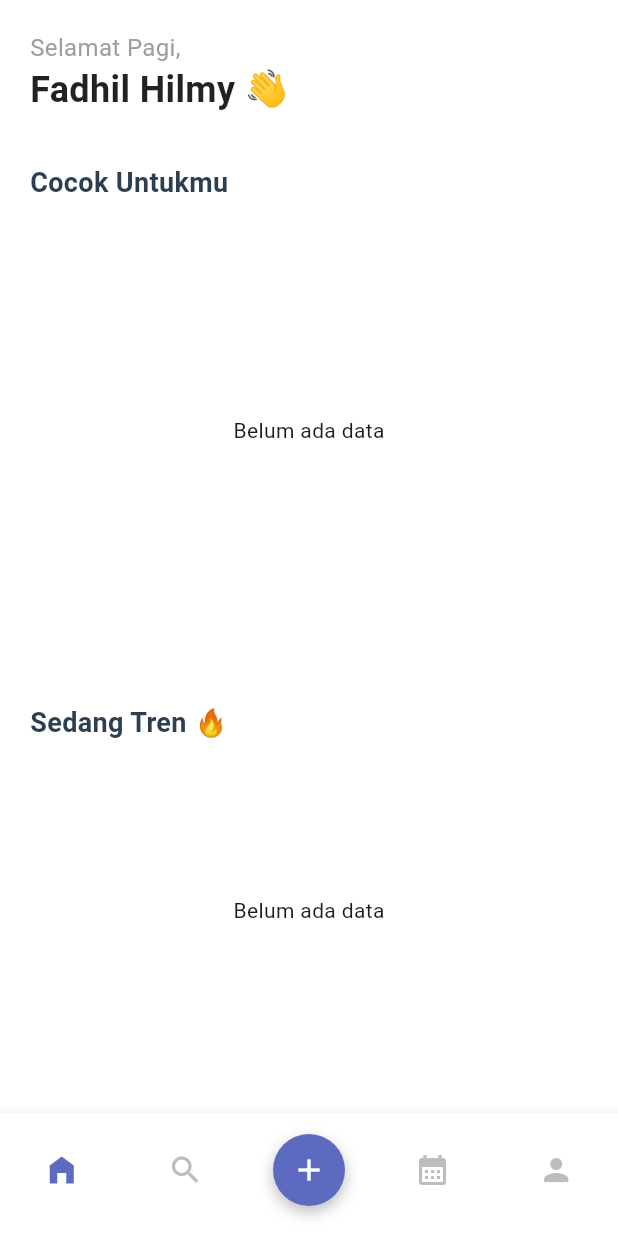
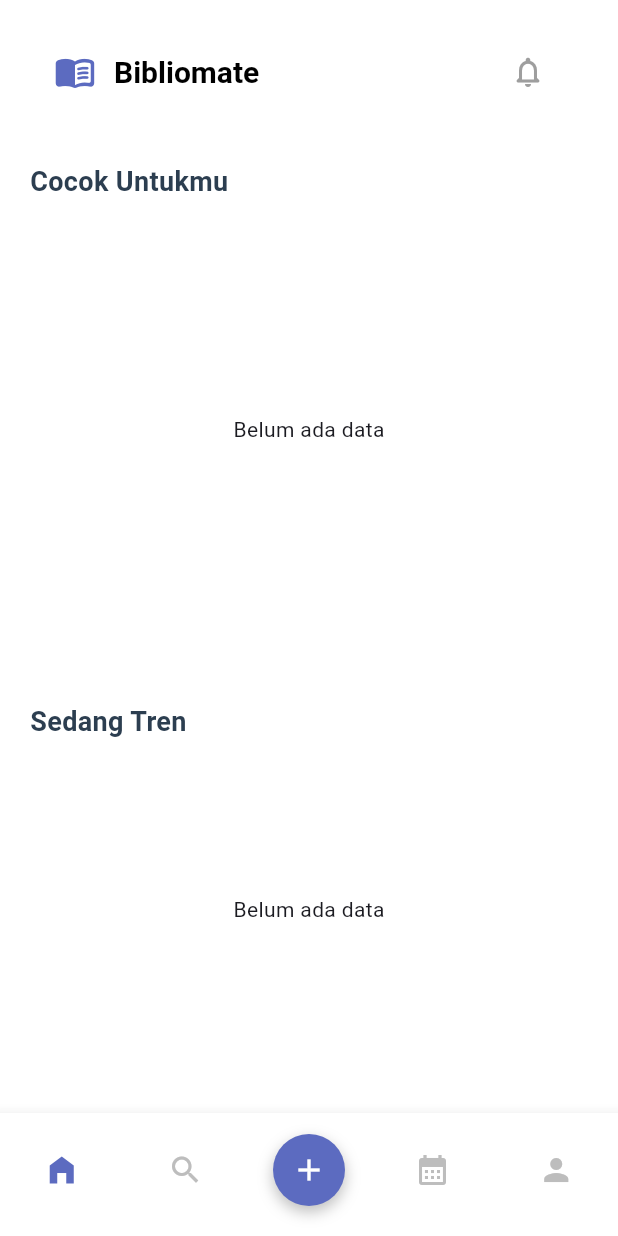
Before and after one commit to MuhFadhilH/PemrogMobileKlp8, a Flutter app: the screen it shows once a user with an empty profile is signed in, on a phone screen of 412 x 824 dp. Run offline on Flutter 3.47's test engine with Material 3 defaults, Android fonts, the phone set to English and light mode, and no system bars; our stand-ins replace cloud_firestore, firebase_auth, firebase_core, flutter_local_notifications, timezone; accounts and stored records are empty; network calls fail.

Commit message:
fix layout beranda

```diff
--- a/lib/screens/home_screen.dart
+++ b/lib/screens/home_screen.dart
@@ -1,7 +1,6 @@
 import 'package:flutter/material.dart';
 import '../models/book_model.dart';
 import '../services/api_service.dart';
-// import '../services/firestore_service.dart'; // Simpan buat nanti
 import 'detail_screen.dart';
 
 class HomeScreen extends StatefulWidget {
@@ -14,7 +13,6 @@ class HomeScreen extends StatefulWidget {
 class _HomeScreenState extends State<HomeScreen> {
   final ApiService _apiService = ApiService();
 
-  // Kita siapkan 3 wadah data untuk 3 section berbeda
   List<Book> _recommendedBooks = [];
   List<Book> _trendingBooks = [];
   List<Book> _historyBooks = [];
@@ -28,14 +26,8 @@ class _HomeScreenState extends State<HomeScreen> {
 
   Future<void> _fetchAllData() async {
     try {
-      // 1. "Cocok Untukmu" -> Sementara kita hardcode cari 'Psychology'
-      // Nanti ini diganti dengan variable dari Preferensi User
       final recommended = await _apiService.fetchBooks('Psychology');
-
-      // 2. "Sedang Tren" -> Kita cari 'Best Seller 2024'
       final trending = await _apiService.fetchBooks('Best Seller Fiction');
-
-      // 3. "Sejarah" (Genre Lain)
       final history = await _apiService.fetchBooks('History Indonesia');
 
       if (mounted) {
@@ -56,7 +48,6 @@ class _HomeScreenState extends State<HomeScreen> {
   Widget build(BuildContext context) {
     return Scaffold(
       backgroundColor: Colors.white,
-      // SafeArea biar gak ketutup poni HP
       body: SafeArea(
         child: _isLoading
             ? const Center(child: CircularProgressIndicator())
@@ -67,38 +58,46 @@ class _HomeScreenState extends State<HomeScreen> {
                   child: Column(
                     crossAxisAlignment: CrossAxisAlignment.start,
                     children: [
-                      // 1. HEADER (Sapaan)
-                      const Padding(
-                        padding: EdgeInsets.fromLTRB(20, 20, 20, 10),
-                        child: Column(
-                          crossAxisAlignment: CrossAxisAlignment.start,
+                      // 1. HEADER
+                      Padding(
+                          padding: const EdgeInsets.fromLTRB(20, 20, 20, 10),
+                          child: AppBar(
+                            backgroundColor: Colors.white,
+                            elevation: 0,
+                            centerTitle: false,
+                            title: const Row(
                               children: [
+                                Icon(Icons.menu_book_rounded,
+                                    color: Color(0xFF5C6BC0), size: 28),
+                                SizedBox(width: 12),
                                 Text(
-                              "Selamat Pagi,",
+                                  "Bibliomate",
                                   style: TextStyle(
-                                fontSize: 16,
-                                color: Colors.grey,
-                              ),
-                            ),
-                            Text(
-                              "Fadhil Hilmy 👋", // Nanti ambil dari Auth
-                              style: TextStyle(
-                                fontSize: 24,
+                                    color: Colors.black,
                                     fontWeight: FontWeight.bold,
-                                color: Colors.black87,
+                                    fontSize: 20,
                                   ),
                                 ),
                               ],
                             ),
+                            actions:  [
+                              IconButton(
+                                icon: const Icon(
+                                    Icons.notifications_none_rounded,
+                                    color: Colors.grey),
+                                onPressed: () {},
                               ),
+                              const SizedBox(width: 16),
+                            ],
+                          )),
 
                       const SizedBox(height: 10),
 
-                      // 2. SECTION: COCOK UNTUKMU (Carousel Besar - Infinite)
+                      // 2. SECTION: COCOK UNTUKMU
                       _buildSectionTitle("Cocok Untukmu"),
                       InfiniteBookListModel(
                         books: _recommendedBooks,
-                        height: 280, // Tinggi area
+                        height: 280,
                         itemBuilder: (context, book) {
                           return _buildBigBookCard(context, book);
                         },
@@ -106,11 +105,11 @@ class _HomeScreenState extends State<HomeScreen> {
 
                       const SizedBox(height: 30),
 
-                      // 3. SECTION: SEDANG TREN (List Kecil - Infinite)
-                      _buildSectionTitle("Sedang Tren 🔥"),
+                      // 3. SECTION: SEDANG TREN
+                      _buildSectionTitle("Sedang Tren "),
                       InfiniteBookListModel(
                         books: _trendingBooks,
-                        height: 200, // Tinggi area
+                        height: 200,
                         itemBuilder: (context, book) {
                           return _buildSmallBookCard(context, book);
                         },
@@ -123,6 +122,7 @@ class _HomeScreenState extends State<HomeScreen> {
                       SizedBox(
                         height: 200,
                         child: ListView.separated(
+                          // Padding History (Sudah Benar)
                           padding: const EdgeInsets.symmetric(horizontal: 20),
                           scrollDirection: Axis.horizontal,
                           physics: const BouncingScrollPhysics(),
@@ -143,7 +143,7 @@ class _HomeScreenState extends State<HomeScreen> {
     );
   }
 
-  // --- WIDGET PENDUKUNG (Biar kodenya rapi) ---
+  // --- WIDGET PENDUKUNG ---
 
   Widget _buildSectionTitle(String title) {
     return Padding(
@@ -159,7 +159,6 @@ class _HomeScreenState extends State<HomeScreen> {
     );
   }
 
-  // Kartu Besar untuk "Cocok Untukmu"
   Widget _buildBigBookCard(BuildContext context, Book book) {
     return GestureDetector(
       onTap: () => Navigator.push(
@@ -169,7 +168,6 @@ class _HomeScreenState extends State<HomeScreen> {
       child: Column(
         crossAxisAlignment: CrossAxisAlignment.start,
         children: [
-          // Gambar Cover dengan Shadow
           Container(
             height: 200,
             width: 140,
@@ -177,7 +175,7 @@ class _HomeScreenState extends State<HomeScreen> {
               borderRadius: BorderRadius.circular(12),
               boxShadow: [
                 BoxShadow(
-                  color: Colors.black.withValues(alpha : 0.1),
+                  color: Colors.black.withValues(alpha: 0.1),
                   blurRadius: 8,
                   offset: const Offset(0, 4),
                 ),
@@ -194,7 +192,6 @@ class _HomeScreenState extends State<HomeScreen> {
             ),
           ),
           const SizedBox(height: 10),
-          // Judul & Rating
           SizedBox(
             width: 140,
             child: Text(
@@ -223,7 +220,6 @@ class _HomeScreenState extends State<HomeScreen> {
     );
   }
 
-  // Kartu Kecil untuk "Trending"
   Widget _buildSmallBookCard(BuildContext context, Book book) {
     return GestureDetector(
       onTap: () => Navigator.push(
@@ -268,7 +264,7 @@ class _HomeScreenState extends State<HomeScreen> {
   }
 }
 
-// --- WIDGET LIST INFINITE (BERPUTAR TERUS) ---
+// --- PERBAIKAN DI SINI ---
 class InfiniteBookListModel extends StatelessWidget {
   final List<Book> books;
   final double height;
@@ -293,21 +289,17 @@ class InfiniteBookListModel extends StatelessWidget {
     return SizedBox(
       height: height,
       child: ListView.builder(
+        // Menambahkan padding agar item pertama tidak nempel kiri layar
+        padding: const EdgeInsets.symmetric(horizontal: 20),
         scrollDirection: Axis.horizontal,
         physics: const BouncingScrollPhysics(),
-        // itemCount: null, // null artinya tak terbatas (infinite)
-        // Atau kita kasih angka sangat besar agar memory aman
         itemCount: 10000,
         itemBuilder: (context, index) {
-          // LOGIKA MODULO:
-          // index % books.length akan selalu menghasilkan angka
-          // antara 0 sampai (panjang data - 1).
-          // Contoh: Data ada 5. Saat index 5, 5%5=0 (balik ke awal).
           final int realIndex = index % books.length;
           final book = books[realIndex];
 
           return Padding(
-            padding: const EdgeInsets.only(right: 16), // Jarak antar item
+            padding: const EdgeInsets.only(right: 16),
             child: itemBuilder(context, book),
           );
         },
```
Lines whose indentation alone changed are shown as unchanged.
